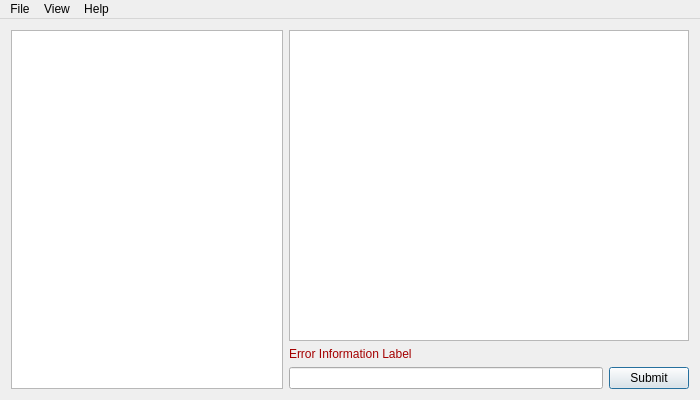
The window that source/mainwindow.ui (arturdryomov/aequatio) describes before a commit, drawn with Qt 5.
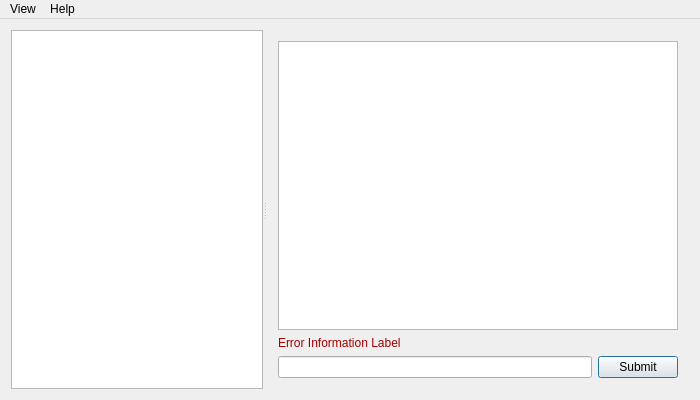
The same window after the commit.

Commit message: Font sizes in sidebar and results widget turned back to system.

Diff of the .ui file:
```diff
--- a/source/mainwindow.ui
+++ b/source/mainwindow.ui
@@ -22,6 +22,10 @@
   <widget class="QWidget" name="centralWidget">
    <layout class="QHBoxLayout" name="horizontalLayout_2">
     <item>
+     <widget class="QSplitter" name="splitter">
+      <property name="orientation">
+       <enum>Qt::Horizontal</enum>
+      </property>
      <widget class="QTextEdit" name="functionsAndConstantsList">
       <property name="minimumSize">
        <size>
@@ -33,8 +37,7 @@
        <set>Qt::TextSelectableByMouse</set>
       </property>
      </widget>
-    </item>
-    <item>
+      <widget class="QWidget" name="layoutWidget">
      <layout class="QVBoxLayout" name="verticalLayout">
       <item>
        <widget class="QTextEdit" name="consoleEdit">
@@ -45,7 +48,7 @@
          </size>
         </property>
         <property name="styleSheet">
-         <string notr="true">font-size: 10pt</string>
+           <string notr="true"/>
         </property>
         <property name="readOnly">
          <bool>true</bool>
@@ -86,6 +89,8 @@
        </layout>
       </item>
      </layout>
+      </widget>
+     </widget>
     </item>
    </layout>
   </widget>
@@ -98,12 +103,6 @@
      <height>21</height>
     </rect>
    </property>
-   <widget class="QMenu" name="menuFile">
-    <property name="title">
-     <string>File</string>
-    </property>
-    <addaction name="actionExit"/>
-   </widget>
    <widget class="QMenu" name="menuView">
     <property name="title">
      <string>View</string>
@@ -117,7 +116,6 @@
     <addaction name="actionHelp"/>
     <addaction name="actionAbout"/>
    </widget>
-   <addaction name="menuFile"/>
    <addaction name="menuView"/>
    <addaction name="menuHelp"/>
   </widget>
```
Left out of the diff: 26 changed lines with no effect on the pictures. Lines whose indentation alone changed are shown as unchanged. The commit also changes 1 other file.
